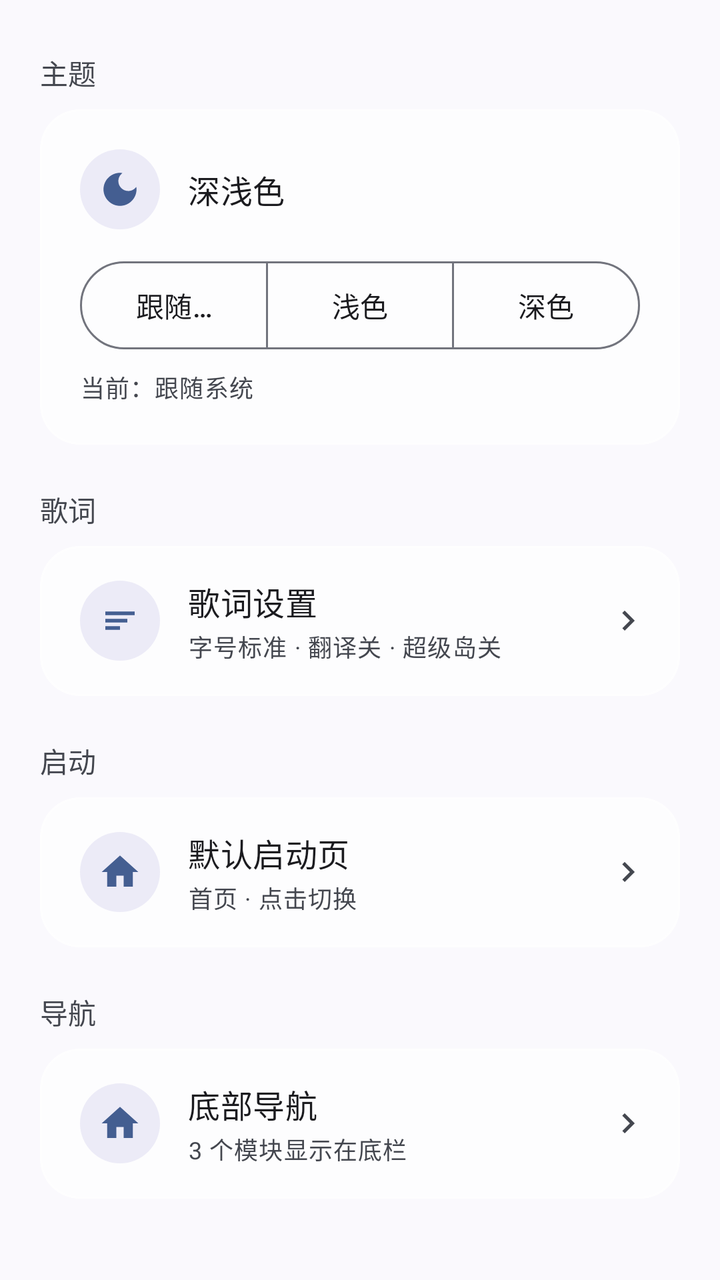
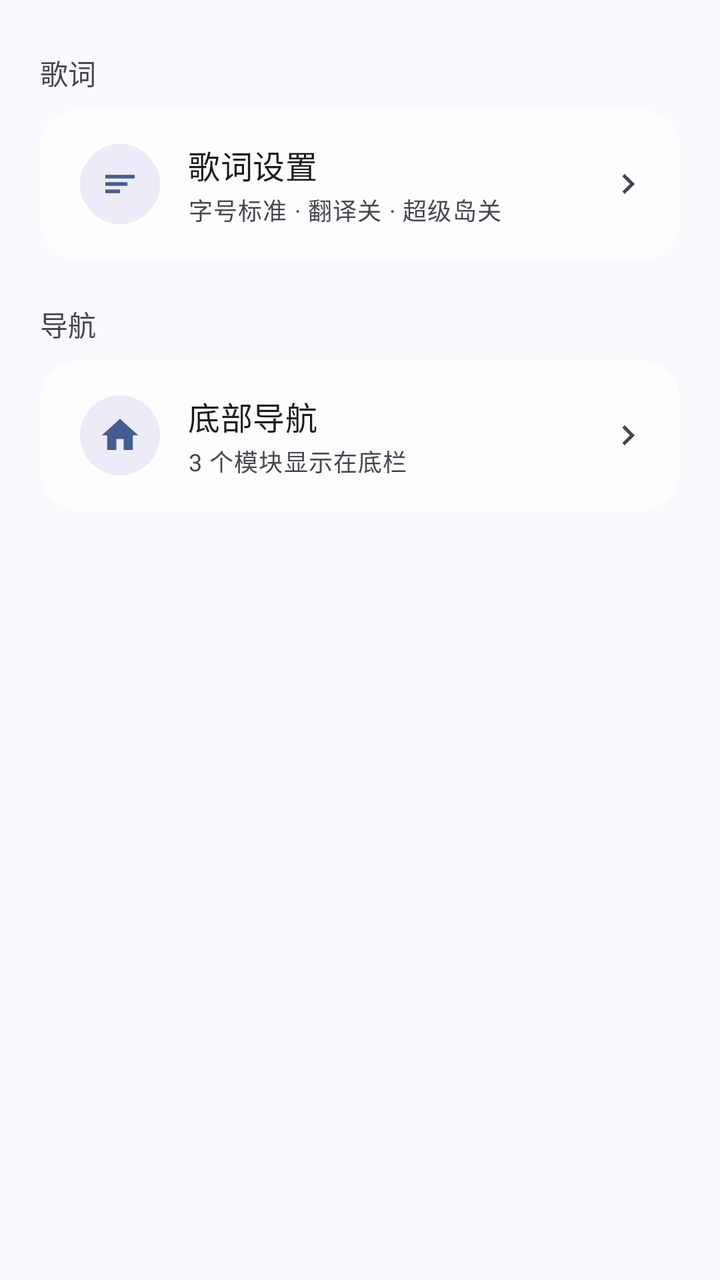

The first picture is an Android layout as it rendered before a commit; the second is the same layout after the commit. The layout source and the unified diff follow.
<!-- AndroidManifest.xml: application theme Theme.QYMusic -->
<!-- res/layout/fragment_general_settings.xml -->
<?xml version="1.0" encoding="utf-8"?>
<layout xmlns:android="http://schemas.android.com/apk/res/android"
    xmlns:app="http://schemas.android.com/apk/res-auto">

    <LinearLayout
        android:layout_width="match_parent"
        android:layout_height="wrap_content"
        android:orientation="vertical"
        android:paddingStart="20dp"
        android:paddingTop="4dp"
        android:paddingEnd="20dp"
        android:paddingBottom="32dp">

        
        <TextView
            style="@style/TextAppearance.Material3.LabelLarge"
            android:layout_width="match_parent"
            android:layout_height="wrap_content"
            android:layout_marginTop="22dp"
            android:layout_marginBottom="8dp"
            android:text="主题"
            android:textColor="?attr/colorOnSurfaceVariant" />

        <com.google.android.material.card.MaterialCardView
            style="@style/Widget.Material3.CardView.Filled"
            android:layout_width="match_parent"
            android:layout_height="wrap_content"
            app:cardBackgroundColor="@color/glass_card"
            app:cardCornerRadius="20dp"
            app:cardElevation="0dp"
            app:contentPadding="20dp"
            app:strokeColor="@color/glass_stroke"
            app:strokeWidth="1dp">

            <LinearLayout
                android:layout_width="match_parent"
                android:layout_height="wrap_content"
                android:orientation="vertical">

                <LinearLayout
                    android:layout_width="match_parent"
                    android:layout_height="wrap_content"
                    android:gravity="center_vertical"
                    android:orientation="horizontal">

                    <FrameLayout
                        android:layout_width="40dp"
                        android:layout_height="40dp"
                        android:background="@drawable/bg_icon_circle">

                        <ImageView
                            android:layout_width="22dp"
                            android:layout_height="22dp"
                            android:layout_gravity="center"
                            android:contentDescription="主题"
                            android:src="@drawable/ic_moon"
                            app:tint="?attr/colorPrimary" />

                    </FrameLayout>

                    <TextView
                        android:layout_width="0dp"
                        android:layout_height="wrap_content"
                        android:layout_marginStart="14dp"
                        android:layout_weight="1"
                        android:text="深浅色"
                        android:textAppearance="@style/TextAppearance.Material3.TitleMedium" />

                </LinearLayout>

                <com.google.android.material.button.MaterialButtonToggleGroup
                    android:id="@+id/toggle_theme"
                    android:layout_width="match_parent"
                    android:layout_height="wrap_content"
                    android:layout_marginTop="16dp"
                    app:selectionRequired="true"
                    app:singleSelection="true">

                    <com.google.android.material.button.MaterialButton
                        android:id="@+id/btn_theme_system"
                        style="@style/Widget.Material3.Button.OutlinedButton"
                        android:layout_width="0dp"
                        android:layout_height="44dp"
                        android:layout_weight="1"
                        android:insetTop="0dp"
                        android:insetBottom="0dp"
                        android:text="跟随系统" />

                    <com.google.android.material.button.MaterialButton
                        android:id="@+id/btn_theme_light"
                        style="@style/Widget.Material3.Button.OutlinedButton"
                        android:layout_width="0dp"
                        android:layout_height="44dp"
                        android:layout_weight="1"
                        android:insetTop="0dp"
                        android:insetBottom="0dp"
                        android:text="浅色" />

                    <com.google.android.material.button.MaterialButton
                        android:id="@+id/btn_theme_dark"
                        style="@style/Widget.Material3.Button.OutlinedButton"
                        android:layout_width="0dp"
                        android:layout_height="44dp"
                        android:layout_weight="1"
                        android:insetTop="0dp"
                        android:insetBottom="0dp"
                        android:text="深色" />

                </com.google.android.material.button.MaterialButtonToggleGroup>

                <TextView
                    android:id="@+id/tv_theme_hint"
                    android:layout_width="match_parent"
                    android:layout_height="wrap_content"
                    android:layout_marginTop="10dp"
                    android:lineSpacingExtra="2dp"
                    android:text="当前：跟随系统"
                    android:textAppearance="@style/TextAppearance.Material3.BodySmall"
                    android:textColor="?attr/colorOnSurfaceVariant" />

            </LinearLayout>

        </com.google.android.material.card.MaterialCardView>

        
        <TextView
            style="@style/TextAppearance.Material3.LabelLarge"
            android:layout_width="match_parent"
            android:layout_height="wrap_content"
            android:layout_marginTop="22dp"
            android:layout_marginBottom="8dp"
            android:text="歌词"
            android:textColor="?attr/colorOnSurfaceVariant" />

        <com.google.android.material.card.MaterialCardView
            style="@style/Widget.Material3.CardView.Filled"
            android:layout_width="match_parent"
            android:layout_height="wrap_content"
            app:cardBackgroundColor="@color/glass_card"
            app:cardCornerRadius="20dp"
            app:cardElevation="0dp"
            app:contentPadding="0dp"
            app:strokeColor="@color/glass_stroke"
            app:strokeWidth="1dp">

            <LinearLayout
                android:id="@+id/item_lyric_settings"
                android:layout_width="match_parent"
                android:layout_height="wrap_content"
                android:background="?attr/selectableItemBackground"
                android:gravity="center_vertical"
                android:minHeight="72dp"
                android:orientation="horizontal"
                android:paddingStart="20dp"
                android:paddingTop="16dp"
                android:paddingEnd="16dp"
                android:paddingBottom="16dp">

                <FrameLayout
                    android:layout_width="40dp"
                    android:layout_height="40dp"
                    android:background="@drawable/bg_icon_circle">

                    <ImageView
                        android:layout_width="22dp"
                        android:layout_height="22dp"
                        android:layout_gravity="center"
                        android:contentDescription="歌词设置"
                        android:src="@drawable/baseline_lyrics_24"
                        app:tint="?attr/colorPrimary" />

                </FrameLayout>

                <LinearLayout
                    android:layout_width="0dp"
                    android:layout_height="wrap_content"
                    android:layout_marginStart="14dp"
                    android:layout_weight="1"
                    android:orientation="vertical">

                    <TextView
                        android:layout_width="match_parent"
                        android:layout_height="wrap_content"
                        android:text="歌词设置"
                        android:textAppearance="@style/TextAppearance.Material3.TitleMedium" />

                    <TextView
                        android:id="@+id/tv_lyric_settings_state"
                        android:layout_width="match_parent"
                        android:layout_height="wrap_content"
                        android:layout_marginTop="2dp"
                        android:text="字号标准 · 翻译关 · 超级岛关"
                        android:textAppearance="@style/TextAppearance.Material3.BodySmall"
                        android:textColor="?attr/colorOnSurfaceVariant" />

                </LinearLayout>

                <ImageView
                    android:layout_width="20dp"
                    android:layout_height="20dp"
                    android:contentDescription="进入"
                    android:src="@drawable/baseline_chevron_right_24"
                    app:tint="?attr/colorOnSurfaceVariant" />

            </LinearLayout>

        </com.google.android.material.card.MaterialCardView>

        
        <TextView
            style="@style/TextAppearance.Material3.LabelLarge"
            android:layout_width="match_parent"
            android:layout_height="wrap_content"
            android:layout_marginTop="22dp"
            android:layout_marginBottom="8dp"
            android:text="启动"
            android:textColor="?attr/colorOnSurfaceVariant" />

        <com.google.android.material.card.MaterialCardView
            style="@style/Widget.Material3.CardView.Filled"
            android:layout_width="match_parent"
            android:layout_height="wrap_content"
            app:cardBackgroundColor="@color/glass_card"
            app:cardCornerRadius="20dp"
            app:cardElevation="0dp"
            app:contentPadding="0dp"
            app:strokeColor="@color/glass_stroke"
            app:strokeWidth="1dp">

            <LinearLayout
                android:id="@+id/item_start_page"
                android:layout_width="match_parent"
                android:layout_height="wrap_content"
                android:background="?attr/selectableItemBackground"
                android:gravity="center_vertical"
                android:minHeight="72dp"
                android:orientation="horizontal"
                android:paddingStart="20dp"
                android:paddingTop="16dp"
                android:paddingEnd="16dp"
                android:paddingBottom="16dp">

                <FrameLayout
                    android:layout_width="40dp"
                    android:layout_height="40dp"
                    android:background="@drawable/bg_icon_circle">

                    <ImageView
                        android:layout_width="22dp"
                        android:layout_height="22dp"
                        android:layout_gravity="center"
                        android:contentDescription="默认启动页"
                        android:src="@drawable/ic_home_24"
                        app:tint="?attr/colorPrimary" />

                </FrameLayout>

                <LinearLayout
                    android:layout_width="0dp"
                    android:layout_height="wrap_content"
                    android:layout_marginStart="14dp"
                    android:layout_weight="1"
                    android:orientation="vertical">

                    <TextView
                        android:layout_width="match_parent"
                        android:layout_height="wrap_content"
                        android:text="默认启动页"
                        android:textAppearance="@style/TextAppearance.Material3.TitleMedium" />

                    <TextView
                        android:id="@+id/tv_start_page_value"
                        android:layout_width="match_parent"
                        android:layout_height="wrap_content"
                        android:layout_marginTop="2dp"
                        android:text="首页 · 点击切换"
                        android:textAppearance="@style/TextAppearance.Material3.BodySmall"
                        android:textColor="?attr/colorOnSurfaceVariant" />

                </LinearLayout>

                <ImageView
                    android:layout_width="20dp"
                    android:layout_height="20dp"
                    android:contentDescription="进入"
                    android:src="@drawable/baseline_chevron_right_24"
                    app:tint="?attr/colorOnSurfaceVariant" />

            </LinearLayout>

        </com.google.android.material.card.MaterialCardView>

        
        <TextView
            style="@style/TextAppearance.Material3.LabelLarge"
            android:layout_width="match_parent"
            android:layout_height="wrap_content"
            android:layout_marginTop="22dp"
            android:layout_marginBottom="8dp"
            android:text="导航"
            android:textColor="?attr/colorOnSurfaceVariant" />

        <com.google.android.material.card.MaterialCardView
            style="@style/Widget.Material3.CardView.Filled"
            android:layout_width="match_parent"
            android:layout_height="wrap_content"
            app:cardBackgroundColor="@color/glass_card"
            app:cardCornerRadius="20dp"
            app:cardElevation="0dp"
            app:contentPadding="0dp"
            app:strokeColor="@color/glass_stroke"
            app:strokeWidth="1dp">

            <LinearLayout
                android:id="@+id/item_nav_manager"
                android:layout_width="match_parent"
                android:layout_height="wrap_content"
                android:background="?attr/selectableItemBackground"
                android:gravity="center_vertical"
                android:minHeight="72dp"
                android:orientation="horizontal"
                android:paddingStart="20dp"
                android:paddingTop="16dp"
                android:paddingEnd="16dp"
                android:paddingBottom="16dp">

                <FrameLayout
                    android:layout_width="40dp"
                    android:layout_height="40dp"
                    android:background="@drawable/bg_icon_circle">

                    <ImageView
                        android:layout_width="22dp"
                        android:layout_height="22dp"
                        android:layout_gravity="center"
                        android:contentDescription="底部导航"
                        android:src="@drawable/ic_home_24"
                        app:tint="?attr/colorPrimary" />

                </FrameLayout>

                <LinearLayout
                    android:layout_width="0dp"
                    android:layout_height="wrap_content"
                    android:layout_marginStart="14dp"
                    android:layout_weight="1"
                    android:orientation="vertical">

                    <TextView
                        android:layout_width="match_parent"
                        android:layout_height="wrap_content"
                        android:text="底部导航"
                        android:textAppearance="@style/TextAppearance.Material3.TitleMedium" />

                    <TextView
                        android:id="@+id/tv_nav_manager_state"
                        android:layout_width="match_parent"
                        android:layout_height="wrap_content"
                        android:layout_marginTop="2dp"
                        android:text="3 个模块显示在底栏"
                        android:textAppearance="@style/TextAppearance.Material3.BodySmall"
                        android:textColor="?attr/colorOnSurfaceVariant" />

                </LinearLayout>

                <ImageView
                    android:layout_width="20dp"
                    android:layout_height="20dp"
                    android:contentDescription="进入"
                    android:src="@drawable/baseline_chevron_right_24"
                    app:tint="?attr/colorOnSurfaceVariant" />

            </LinearLayout>

        </com.google.android.material.card.MaterialCardView>

    </LinearLayout>

</layout>
<!-- resources referenced by this layout -->
<resources>
  <color name="glass_card">#B8FFFFFF</color>
  <color name="glass_stroke">#80FFFFFF</color>
  <!-- drawable baseline_chevron_right_24 (drawable) -->
  <vector xmlns:android="http://schemas.android.com/apk/res/android"
      android:width="24dp"
      android:height="24dp"
      android:tint="?attr/colorOnBackground"
      android:viewportWidth="24"
      android:viewportHeight="24">
  
      <path
          android:fillColor="@android:color/white"
          android:pathData="M10,6L8.59,7.41 13.17,12l-4.58,4.59L10,18l6,-6z" />
  
  </vector>
  <!-- drawable baseline_lyrics_24 (drawable) -->
  <vector xmlns:android="http://schemas.android.com/apk/res/android"
      android:width="24dp"
      android:height="24dp"
      android:tint="?attr/colorOnBackground"
      android:viewportWidth="24"
      android:viewportHeight="24">
  
      <path
          android:fillColor="@android:color/white"
          android:pathData="M4,7H20V9H4Z" />
      <path
          android:fillColor="@android:color/white"
          android:pathData="M4,11H16V13H4Z" />
      <path
          android:fillColor="@android:color/white"
          android:pathData="M4,15H12V17H4Z" />
  
  </vector>
  <!-- drawable bg_icon_circle (drawable) -->
  <?xml version="1.0" encoding="utf-8"?>
  <shape xmlns:android="http://schemas.android.com/apk/res/android"
      android:shape="oval">
      <solid android:color="#1A5B4DBB" />
  </shape>
  <!-- drawable ic_home_24 (drawable) -->
  <vector xmlns:android="http://schemas.android.com/apk/res/android"
      android:width="24dp"
      android:height="24dp"
      android:viewportWidth="24"
      android:viewportHeight="24">
      <path
          android:fillColor="@android:color/white"
          android:pathData="M10,20v-6h4v6h5v-8h3L12,3 2,12h3v8z" />
  </vector>
  <!-- drawable ic_moon (drawable) -->
  <vector xmlns:android="http://schemas.android.com/apk/res/android"
      android:width="24dp"
      android:height="24dp"
      android:viewportWidth="24"
      android:viewportHeight="24"
      android:tint="?attr/colorPrimary">
      <path
          android:fillColor="@android:color/white"
          android:pathData="M12,3c-4.97,0 -9,4.03 -9,9s4.03,9 9,9 9,-4.03 9,-9c0,-0.46 -0.04,-0.92 -0.1,-1.36 -0.98,1.37 -2.58,2.26 -4.4,2.26 -2.98,0 -5.4,-2.42 -5.4,-5.4 0,-1.81 0.89,-3.42 2.26,-4.4C12.92,3.04 12.46,3 12,3z" />
  </vector>
  <style name="Theme.QYMusic" parent="Theme.Material3.DynamicColors.DayNight.NoActionBar">
          
          <item name="android:statusBarColor">@android:color/transparent</item>
          <item name="android:navigationBarColor">@android:color/transparent</item>
          <item name="android:windowTranslucentStatus">false</item>
          <item name="android:windowLightStatusBar">true</item>
          <item name="android:windowLightNavigationBar" tools:targetApi="27">true</item>
          <item name="android:enforceNavigationBarContrast" tools:targetApi="29">false</item>
          
      </style>
</resources>

<!-- the commit's change to res/layout/fragment_general_settings.xml (unified diff, before → after) -->
@@ -10,117 +10,6 @@
         android:paddingTop="4dp"
         android:paddingEnd="20dp"
         android:paddingBottom="32dp">
-
-        
-        <TextView
-            style="@style/TextAppearance.Material3.LabelLarge"
-            android:layout_width="match_parent"
-            android:layout_height="wrap_content"
-            android:layout_marginTop="22dp"
-            android:layout_marginBottom="8dp"
-            android:text="主题"
-            android:textColor="?attr/colorOnSurfaceVariant" />
-
-        <com.google.android.material.card.MaterialCardView
-            style="@style/Widget.Material3.CardView.Filled"
-            android:layout_width="match_parent"
-            android:layout_height="wrap_content"
-            app:cardBackgroundColor="@color/glass_card"
-            app:cardCornerRadius="20dp"
-            app:cardElevation="0dp"
-            app:contentPadding="20dp"
-            app:strokeColor="@color/glass_stroke"
-            app:strokeWidth="1dp">
-
-            <LinearLayout
-                android:layout_width="match_parent"
-                android:layout_height="wrap_content"
-                android:orientation="vertical">
-
-                <LinearLayout
-                    android:layout_width="match_parent"
-                    android:layout_height="wrap_content"
-                    android:gravity="center_vertical"
-                    android:orientation="horizontal">
-
-                    <FrameLayout
-                        android:layout_width="40dp"
-                        android:layout_height="40dp"
-                        android:background="@drawable/bg_icon_circle">
-
-                        <ImageView
-                            android:layout_width="22dp"
-                            android:layout_height="22dp"
-                            android:layout_gravity="center"
-                            android:contentDescription="主题"
-                            android:src="@drawable/ic_moon"
-                            app:tint="?attr/colorPrimary" />
-
-                    </FrameLayout>
-
-                    <TextView
-                        android:layout_width="0dp"
-                        android:layout_height="wrap_content"
-                        android:layout_marginStart="14dp"
-                        android:layout_weight="1"
-                        android:text="深浅色"
-                        android:textAppearance="@style/TextAppearance.Material3.TitleMedium" />
-
-                </LinearLayout>
-
-                <com.google.android.material.button.MaterialButtonToggleGroup
-                    android:id="@+id/toggle_theme"
-                    android:layout_width="match_parent"
-                    android:layout_height="wrap_content"
-                    android:layout_marginTop="16dp"
-                    app:selectionRequired="true"
-                    app:singleSelection="true">
-
-                    <com.google.android.material.button.MaterialButton
-                        android:id="@+id/btn_theme_system"
-                        style="@style/Widget.Material3.Button.OutlinedButton"
-                        android:layout_width="0dp"
-                        android:layout_height="44dp"
-                        android:layout_weight="1"
-                        android:insetTop="0dp"
-                        android:insetBottom="0dp"
-                        android:text="跟随系统" />
-
-                    <com.google.android.material.button.MaterialButton
-                        android:id="@+id/btn_theme_light"
-                        style="@style/Widget.Material3.Button.OutlinedButton"
-                        android:layout_width="0dp"
-                        android:layout_height="44dp"
-                        android:layout_weight="1"
-                        android:insetTop="0dp"
-                        android:insetBottom="0dp"
-                        android:text="浅色" />
-
-                    <com.google.android.material.button.MaterialButton
-                        android:id="@+id/btn_theme_dark"
-                        style="@style/Widget.Material3.Button.OutlinedButton"
-                        android:layout_width="0dp"
-                        android:layout_height="44dp"
-                        android:layout_weight="1"
-                        android:insetTop="0dp"
-                        android:insetBottom="0dp"
-                        android:text="深色" />
-
-                </com.google.android.material.button.MaterialButtonToggleGroup>
-
-                <TextView
-                    android:id="@+id/tv_theme_hint"
-                    android:layout_width="match_parent"
-                    android:layout_height="wrap_content"
-                    android:layout_marginTop="10dp"
-                    android:lineSpacingExtra="2dp"
-                    android:text="当前：跟随系统"
-                    android:textAppearance="@style/TextAppearance.Material3.BodySmall"
-                    android:textColor="?attr/colorOnSurfaceVariant" />
-
-            </LinearLayout>
-
-        </com.google.android.material.card.MaterialCardView>
 
         
         <TextView
@@ -190,90 +79,6 @@
                         android:layout_height="wrap_content"
                         android:layout_marginTop="2dp"
                         android:text="字号标准 · 翻译关 · 超级岛关"
-                        android:textAppearance="@style/TextAppearance.Material3.BodySmall"
-                        android:textColor="?attr/colorOnSurfaceVariant" />
-
-                </LinearLayout>
-
-                <ImageView
-                    android:layout_width="20dp"
-                    android:layout_height="20dp"
-                    android:contentDescription="进入"
-                    android:src="@drawable/baseline_chevron_right_24"
-                    app:tint="?attr/colorOnSurfaceVariant" />
-
-            </LinearLayout>
-
-        </com.google.android.material.card.MaterialCardView>
-
-        
-        <TextView
-            style="@style/TextAppearance.Material3.LabelLarge"
-            android:layout_width="match_parent"
-            android:layout_height="wrap_content"
-            android:layout_marginTop="22dp"
-            android:layout_marginBottom="8dp"
-            android:text="启动"
-            android:textColor="?attr/colorOnSurfaceVariant" />
-
-        <com.google.android.material.card.MaterialCardView
-            style="@style/Widget.Material3.CardView.Filled"
-            android:layout_width="match_parent"
-            android:layout_height="wrap_content"
-            app:cardBackgroundColor="@color/glass_card"
-            app:cardCornerRadius="20dp"
-            app:cardElevation="0dp"
-            app:contentPadding="0dp"
-            app:strokeColor="@color/glass_stroke"
-            app:strokeWidth="1dp">
-
-            <LinearLayout
-                android:id="@+id/item_start_page"
-                android:layout_width="match_parent"
-                android:layout_height="wrap_content"
-                android:background="?attr/selectableItemBackground"
-                android:gravity="center_vertical"
-                android:minHeight="72dp"
-                android:orientation="horizontal"
-                android:paddingStart="20dp"
-                android:paddingTop="16dp"
-                android:paddingEnd="16dp"
-                android:paddingBottom="16dp">
-
-                <FrameLayout
-                    android:layout_width="40dp"
-                    android:layout_height="40dp"
-                    android:background="@drawable/bg_icon_circle">
-
-                    <ImageView
-                        android:layout_width="22dp"
-                        android:layout_height="22dp"
-                        android:layout_gravity="center"
-                        android:contentDescription="默认启动页"
-                        android:src="@drawable/ic_home_24"
-                        app:tint="?attr/colorPrimary" />
-
-                </FrameLayout>
-
-                <LinearLayout
-                    android:layout_width="0dp"
-                    android:layout_height="wrap_content"
-                    android:layout_marginStart="14dp"
-                    android:layout_weight="1"
-                    android:orientation="vertical">
-
-                    <TextView
-                        android:layout_width="match_parent"
-                        android:layout_height="wrap_content"
-                        android:text="默认启动页"
-                        android:textAppearance="@style/TextAppearance.Material3.TitleMedium" />
-
-                    <TextView
-                        android:id="@+id/tv_start_page_value"
-                        android:layout_width="match_parent"
-                        android:layout_height="wrap_content"
-                        android:layout_marginTop="2dp"
-                        android:text="首页 · 点击切换"
                         android:textAppearance="@style/TextAppearance.Material3.BodySmall"
                         android:textColor="?attr/colorOnSurfaceVariant" />
 
<!-- resource entries referenced after the edit -->
@@ -50,17 +50,6 @@
           android:fillColor="@android:color/white"
           android:pathData="M10,20v-6h4v6h5v-8h3L12,3 2,12h3v8z" />
   </vector>
-  <!-- drawable ic_moon (drawable) -->
-  <vector xmlns:android="http://schemas.android.com/apk/res/android"
-      android:width="24dp"
-      android:height="24dp"
-      android:viewportWidth="24"
-      android:viewportHeight="24"
-      android:tint="?attr/colorPrimary">
-      <path
-          android:fillColor="@android:color/white"
-          android:pathData="M12,3c-4.97,0 -9,4.03 -9,9s4.03,9 9,9 9,-4.03 9,-9c0,-0.46 -0.04,-0.92 -0.1,-1.36 -0.98,1.37 -2.58,2.26 -4.4,2.26 -2.98,0 -5.4,-2.42 -5.4,-5.4 0,-1.81 0.89,-3.42 2.26,-4.4C12.92,3.04 12.46,3 12,3z" />
-  </vector>
   <style name="Theme.QYMusic" parent="Theme.Material3.DynamicColors.DayNight.NoActionBar">
           
           <item name="android:statusBarColor">@android:color/transparent</item>
